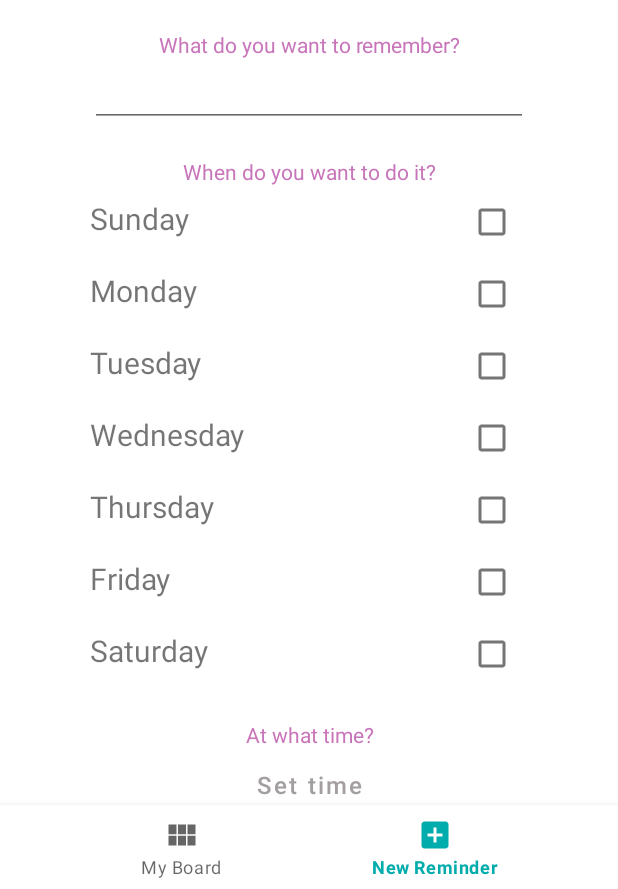
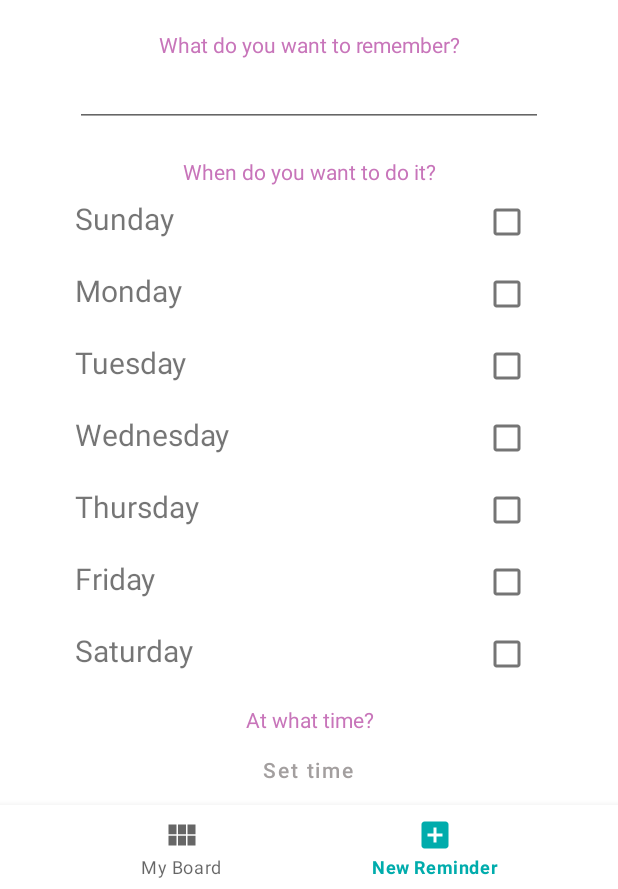
Before and after one commit to RvrCS/MyDigimind, an Android app: the DashboardFragment screen opened through its navigation route, item 2 of the bottom bar chosen, on a phone screen of 412 x 824 dp, the part 347-1236 px from its top. Run offline under Robolectric (Android 15) with nearby library versions, the phone set to English and light mode, and no system bars; our stand-ins replace navigation-ui.

Commit message:
Digimind 2
Finished backend

```diff
--- a/app/src/main/java/torres/river/mydigimind/ui/dashboard/DashboardFragment.kt
+++ b/app/src/main/java/torres/river/mydigimind/ui/dashboard/DashboardFragment.kt
@@ -8,11 +8,13 @@ import android.view.ViewGroup
 import android.widget.Button
 import android.widget.CheckBox
 import android.widget.EditText
+import android.widget.Toast
 import androidx.fragment.app.Fragment
 import androidx.lifecycle.ViewModelProvider
 import torres.river.mydigimind.R
 import torres.river.mydigimind.databinding.FragmentDashboardBinding
 import torres.river.mydigimind.ui.Task
+import torres.river.mydigimind.ui.home.HomeFragment
 import java.text.SimpleDateFormat
 import java.util.*
 
@@ -85,7 +87,9 @@ class DashboardFragment : Fragment() {
 
             var task = Task(title, days, time)
 
+            HomeFragment.tasks.add(task)
 
+            Toast.makeText(root.context, "New reminder added!", Toast.LENGTH_SHORT).show()
 
         }
 
--- a/app/src/main/java/torres/river/mydigimind/ui/home/HomeFragment.kt
+++ b/app/src/main/java/torres/river/mydigimind/ui/home/HomeFragment.kt
@@ -16,13 +16,14 @@ import torres.river.mydigimind.ui.Task
 
 class HomeFragment : Fragment() {
 
-    var tasks = ArrayList<Task>()
+
     private var adapter: AdaptadorTareas? = null
 
     private var _binding: FragmentHomeBinding? = null
 
     companion object{
-
+        var tasks = ArrayList<Task>()
+        var first = true
     }
 
     // This property is only valid between onCreateView and
@@ -40,7 +41,11 @@ class HomeFragment : Fragment() {
         _binding = FragmentHomeBinding.inflate(inflater, container, false)
         val root: View = binding.root
 
-        fillTask()
+        if (first){
+            fillTask()
+            first = false
+        }
+
 
         adapter = AdaptadorTareas(root.context, tasks)
 
--- a/app/src/main/res/layout/fragment_dashboard.xml
+++ b/app/src/main/res/layout/fragment_dashboard.xml
@@ -5,7 +5,7 @@
     android:layout_width="match_parent"
     android:layout_height="match_parent"
     android:orientation="vertical"
-    android:paddingHorizontal="60dp"
+    android:paddingHorizontal="50dp"
     tools:context=".ui.dashboard.DashboardFragment">
 
     <ScrollView
@@ -214,7 +214,7 @@
                 android:text="@string/time"
                 android:textColor="@color/dusty_rose"
                 android:textAlignment="center"
-                android:layout_marginTop="20dp"
+                android:layout_marginTop="10dp"
                 />
 
             <Button
@@ -222,23 +222,23 @@
                 android:layout_width="wrap_content"
                 android:layout_height="wrap_content"
                 android:text="Set time"
+                android:background="?android:selectableItemBackgroundBorderless"
                 android:textAllCaps="false"
                 android:textColor="@color/gray"
-                android:textSize="16sp"
-                android:background="?android:attr/selectableItemBackgroundBorderless"
                 android:layout_gravity="center"
                 />
 
-
-            <Button android:id="@+id/done_button"
-                android:layout_width="wrap_content"
+            <Button
+                android:id="@+id/done_button"
+                android:layout_width="200dp"
                 android:layout_height="wrap_content"
                 android:backgroundTint="@color/dusty_rose"
                 android:text="@string/button_done"
                 android:layout_gravity="center"
-                android:layout_marginTop="10dp"
+                android:layout_marginBottom="70dp"
                 android:textColor="@color/white"
                 />
+
 
 
         </LinearLayout>
```
